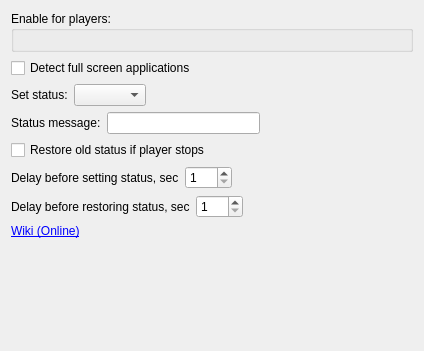
Above: generic/videostatusplugin/options.ui from psi-im/plugins before the change. Below: the same form after it.
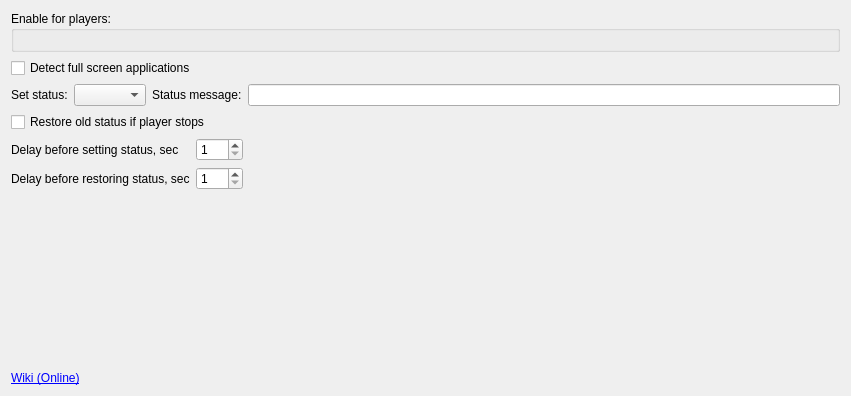
That is the form after the change.

Commit message: Improve plugin settings dialogs

```diff
--- a/generic/videostatusplugin/options.ui
+++ b/generic/videostatusplugin/options.ui
@@ -6,8 +6,8 @@
    <rect>
     <x>0</x>
     <y>0</y>
-    <width>424</width>
-    <height>351</height>
+    <width>851</width>
+    <height>396</height>
    </rect>
   </property>
   <property name="windowTitle">
@@ -16,6 +16,12 @@
   <layout class="QVBoxLayout" name="verticalLayout">
    <item>
     <widget class="QGroupBox" name="groupBox">
+     <property name="minimumSize">
+      <size>
+       <width>0</width>
+       <height>0</height>
+      </size>
+     </property>
      <property name="title">
       <string>Enable for players:</string>
      </property>
@@ -42,23 +48,6 @@
       <widget class="QComboBox" name="cb_status"/>
      </item>
      <item>
-      <spacer name="horizontalSpacer">
-       <property name="orientation">
-        <enum>Qt::Horizontal</enum>
-       </property>
-       <property name="sizeHint" stdset="0">
-        <size>
-         <width>0</width>
-         <height>0</height>
-        </size>
-       </property>
-      </spacer>
-     </item>
-    </layout>
-   </item>
-   <item>
-    <layout class="QHBoxLayout" name="horizontalLayout_2">
-     <item>
       <widget class="QLabel" name="label_2">
        <property name="text">
         <string>Status message:</string>
@@ -68,19 +57,6 @@
      <item>
       <widget class="QLineEdit" name="le_message"/>
      </item>
-     <item>
-      <spacer name="horizontalSpacer_2">
-       <property name="orientation">
-        <enum>Qt::Horizontal</enum>
-       </property>
-       <property name="sizeHint" stdset="0">
-        <size>
-         <width>0</width>
-         <height>0</height>
-        </size>
-       </property>
-      </spacer>
-     </item>
     </layout>
    </item>
    <item>
@@ -91,52 +67,28 @@
     </widget>
    </item>
    <item>
-    <layout class="QHBoxLayout" name="horizontalLayout_4">
-     <property name="sizeConstraint">
-      <enum>QLayout::SetDefaultConstraint</enum>
-     </property>
-     <item>
-      <widget class="QLabel" name="label_4">
-       <property name="text">
-        <string>Delay before setting status, sec</string>
-       </property>
-      </widget>
-     </item>
-     <item>
-      <widget class="QSpinBox" name="sb_setDelay">
-       <property name="minimum">
-        <number>1</number>
-       </property>
-       <property name="maximum">
-        <number>300</number>
-       </property>
-      </widget>
-     </item>
-     <item>
-      <spacer name="horizontalSpacer_4">
+    <layout class="QGridLayout" name="gridLayout_2">
+     <item row="0" column="3">
+      <spacer name="horizontalSpacer_3">
        <property name="orientation">
         <enum>Qt::Horizontal</enum>
        </property>
        <property name="sizeHint" stdset="0">
         <size>
-         <width>40</width>
-         <height>20</height>
+         <width>13</width>
+         <height>13</height>
         </size>
        </property>
       </spacer>
      </item>
-    </layout>
-   </item>
-   <item>
-    <layout class="QHBoxLayout" name="horizontalLayout_3">
-     <item>
+     <item row="1" column="0" colspan="2">
       <widget class="QLabel" name="label_3">
        <property name="text">
         <string>Delay before restoring status, sec</string>
        </property>
       </widget>
      </item>
-     <item>
+     <item row="1" column="2">
       <widget class="QSpinBox" name="sb_restoreDelay">
        <property name="minimum">
         <number>1</number>
@@ -146,31 +98,25 @@
        </property>
       </widget>
      </item>
-     <item>
-      <spacer name="horizontalSpacer_3">
-       <property name="orientation">
-        <enum>Qt::Horizontal</enum>
+     <item row="0" column="2">
+      <widget class="QSpinBox" name="sb_setDelay">
+       <property name="minimum">
+        <number>1</number>
        </property>
-       <property name="sizeHint" stdset="0">
-        <size>
-         <width>0</width>
-         <height>0</height>
-        </size>
+       <property name="maximum">
+        <number>300</number>
        </property>
-      </spacer>
+      </widget>
+     </item>
+     <item row="0" column="0" colspan="2">
+      <widget class="QLabel" name="label_4">
+       <property name="text">
+        <string>Delay before setting status, sec</string>
+       </property>
+      </widget>
      </item>
     </layout>
    </item>
-   <item>
-    <widget class="QLabel" name="lb_wiki">
-     <property name="text">
-      <string>&lt;a href=&quot;https://psi-plus.com/wiki/en:plugins#video_status_changer_plugin&quot;&gt;Wiki (Online)&lt;/a&gt;</string>
-     </property>
-     <property name="openExternalLinks">
-      <bool>true</bool>
-     </property>
-    </widget>
-   </item>
    <item>
     <spacer name="verticalSpacer">
      <property name="orientation">
@@ -184,6 +130,16 @@
      </property>
     </spacer>
    </item>
+   <item>
+    <widget class="QLabel" name="lb_wiki">
+     <property name="text">
+      <string>&lt;a href=&quot;https://psi-plus.com/wiki/en:plugins#video_status_changer_plugin&quot;&gt;Wiki (Online)&lt;/a&gt;</string>
+     </property>
+     <property name="openExternalLinks">
+      <bool>true</bool>
+     </property>
+    </widget>
+   </item>
   </layout>
  </widget>
  <resources/>
```
The commit also changes 20 other files.
